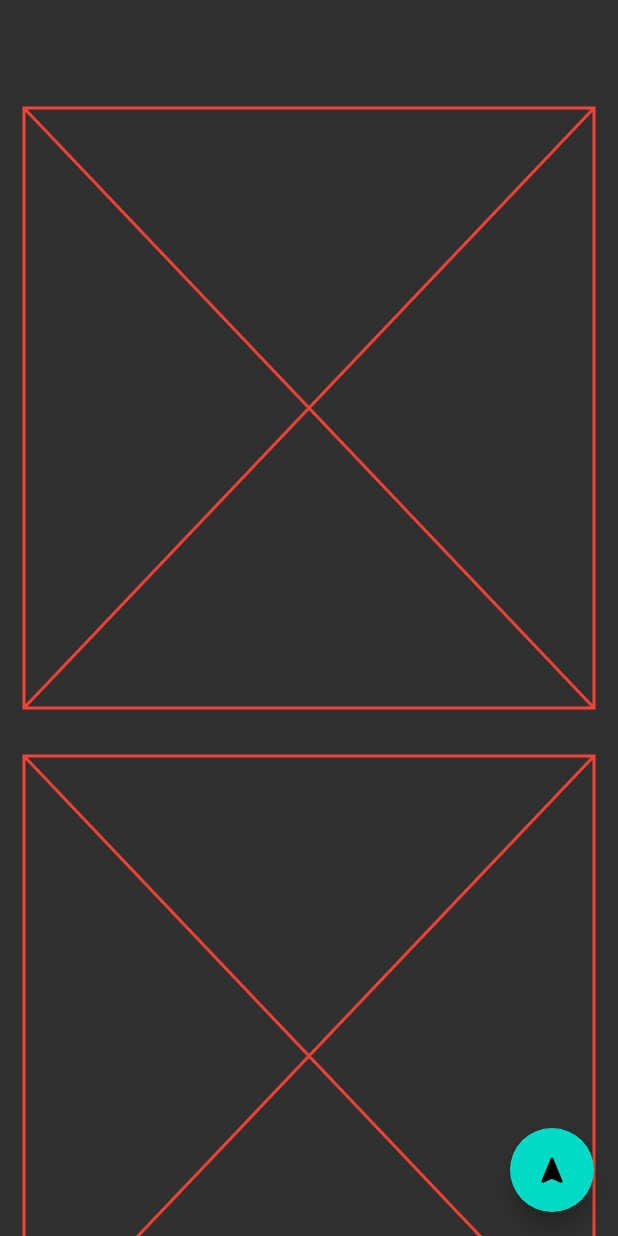
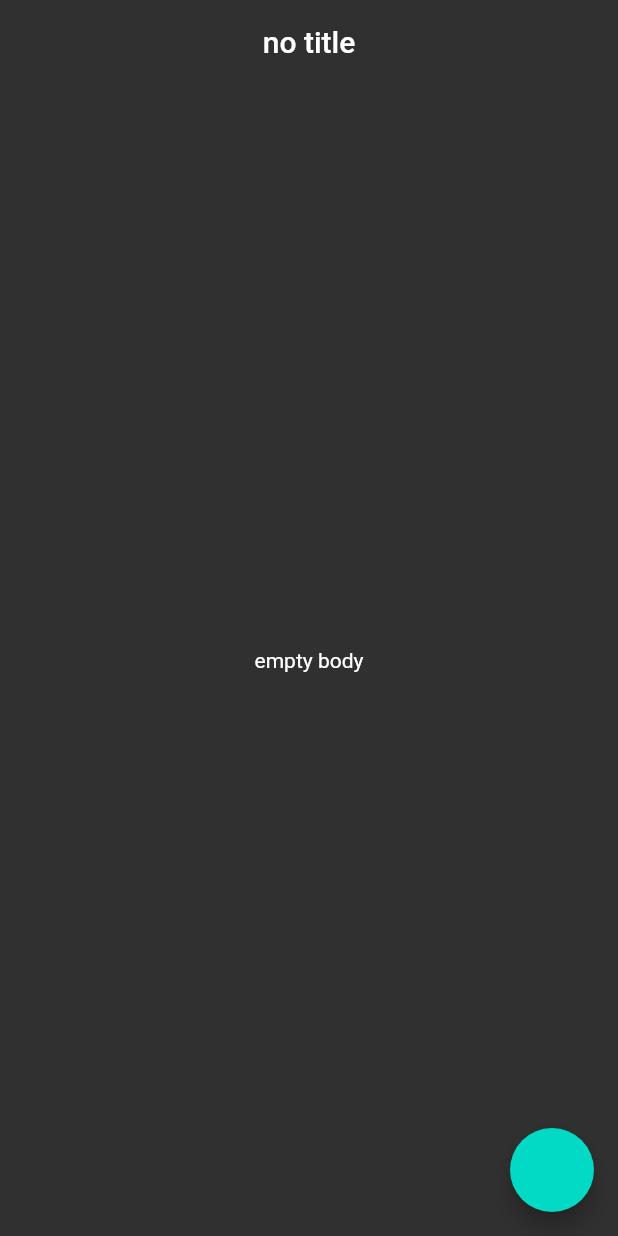
Before and after one commit to sgokhanbirkin/flutter_full_tutorial_velibacik, a Flutter app: the screen it shows after launch, on a phone screen of 412 x 824 dp. Run offline on Flutter 3.47's test engine with Material 2 defaults, Android fonts, the light colour scheme and no system bars.

Commit message:
Temelden Zirveye Flutter:#8
https://www.youtube.com/watch?v=wU8IGvFu8rU&list=PL1k5oWAuBhgXdw1BbxVGxxWRmkGB1C11l&index=9

```diff
--- a/tutorial/lib/101/list_view_builder_learn.dart
+++ b/tutorial/lib/101/list_view_builder_learn.dart
@@ -14,7 +14,7 @@ class _ListViewBuilderLearnState extends State<ListViewBuilderLearn> {
       appBar: AppBar(),
       body: ListView.separated(
         separatorBuilder: (context, index) {
-          return Divider(
+          return const Divider(
             color: Colors.white,
           );
         },
--- /dev/null
+++ b/tutorial/lib/202/model_learn.dart
@@ -0,0 +1,118 @@
+class PostModel1 {
+  int? userId;
+  int? id;
+  String? title;
+  String? body;
+}
+
+class PostModel2 {
+  int userId;
+  int id;
+  String title;
+  String body;
+
+  PostModel2(this.userId, this.id, this.title, this.body);
+}
+
+class PostModel3 {
+  final int userId;
+  final int id;
+  final String title;
+  final String body;
+
+  PostModel3(this.userId, this.id, this.title, this.body);
+}
+
+class PostModel4 {
+  final int userId;
+  final int id;
+  final String title;
+  final String body;
+
+  PostModel4({required this.userId, required this.id, required this.title, required this.body});
+}
+
+class PostModel5 {
+  final int _userId;
+  final int _id;
+  final String _title;
+  final String _body;
+
+  int get userId => _userId;
+  PostModel5({
+    required int userId,
+    required int id,
+    required String title,
+    required String body,
+  })  : _userId = userId,
+        _id = id,
+        _title = title,
+        _body = body;
+}
+
+class PostModel6 {
+  late final int _userId;
+  late final int _id;
+  late final String _title;
+  late final String _body;
+
+  PostModel6({
+    required int userId,
+    required int id,
+    required String title,
+    required String body,
+  }) {
+    _userId = userId;
+    _id = id;
+    _title = title;
+    _body = body;
+  }
+}
+
+class PostModel7 {
+  late final int _userId;
+  late final int _id;
+  late final String _title;
+  late final String _body;
+
+  PostModel7({
+    int userId = 0,
+    int id = 0,
+    String title = '',
+    String body = '',
+  }) {
+    _userId = userId;
+    _id = id;
+    _title = title;
+    _body = body;
+  }
+}
+
+class PostModel8 {
+  final int? userId;
+  final int? id;
+  final String? title;
+  String? body;
+
+  PostModel8({this.userId, this.id, this.title, this.body});
+
+  void updateBody(String? data) {
+    if (data != null && data.isNotEmpty) {
+      body = data;
+    }
+  }
+
+  PostModel8 copyWith({
+    int? userId,
+    int? id,
+    String? title,
+    String? body,
+  }) {
+    return PostModel8(
+      userId: userId ?? this.userId,
+      id: id ?? this.id,
+      title: title ?? this.title,
+      body: body ?? this.body,
+    );
+  }
+}
--- /dev/null
+++ b/tutorial/lib/202/model_learn_view.dart
@@ -0,0 +1,66 @@
+import 'package:flutter/material.dart';
+import 'package:tutorial/202/model_learn.dart';
+
+class ModelViewLearn extends StatefulWidget {
+  const ModelViewLearn({Key? key}) : super(key: key);
+
+  @override
+  State<ModelViewLearn> createState() => _ModelViewLearnState();
+}
+
+class _ModelViewLearnState extends State<ModelViewLearn> {
+  PostModel8 user9 = PostModel8();
+
+  @override
+  void initState() {
+    super.initState();
+
+    final user1 = PostModel1()
+      ..userId = 1
+      ..id = 1
+      ..body = 'vb'
+      ..title = 'title';
+    final user2 = PostModel2(2, 2, 'vb', 'vb');
+    user2.id = 2;
+
+    final user3 = PostModel3(3, 3, 'vb', 'vb');
+    //user3.body = 'a'; // error here because body is late final
+
+    final user4 = PostModel4(id: 4, userId: 4, body: '', title: ''); // ok
+    // user4.id = 4; // error here because id is final
+
+    final user5 = PostModel5(userId: 5, id: 5, body: '', title: ''); // ok
+
+    final user6 = PostModel6(userId: 6, id: 6, body: '', title: ''); // ok
+    //user6._body = 'a'; // safety
+
+    final user7 = PostModel7(); // ok
+
+    final user8 = PostModel8(title: 'Title');
+  }
+
+  @override
+  Widget build(BuildContext context) {
+    return Scaffold(
+      appBar: AppBar(
+        title: Text(user9.title ?? 'no title'),
+      ),
+      body: Center(
+        child: Column(
+          mainAxisAlignment: MainAxisAlignment.center,
+          children: [
+            Text(user9.body ?? 'empty body'),
+          ],
+        ),
+      ),
+      floatingActionButton: FloatingActionButton(
+        onPressed: () {
+          setState(() {
+            user9 = PostModel8(title: 'Title');
+            user9.updateBody('TEST');
+          });
+        },
+      ),
+    );
+  }
+}
--- a/tutorial/lib/main.dart
+++ b/tutorial/lib/main.dart
@@ -1,9 +1,9 @@
 import 'package:flutter/material.dart';
 import 'package:flutter/services.dart';
 import 'package:tutorial/101/color_learn.dart';
-import 'package:tutorial/101/list_view_builder_learn.dart';
 import 'package:tutorial/101/navigation_learn.dart';
-import 'package:tutorial/demos/my_collections_demo_view.dart';
+import 'package:tutorial/202/model_learn_view.dart';
+import 'package:tutorial/202/tab_learn.dart';
 
 void main() {
   runApp(const MyApp());
@@ -17,6 +17,22 @@ class MyApp extends StatelessWidget {
     return MaterialApp(
       title: 'Flutter Demo',
       theme: ThemeData.dark().copyWith(
+        bottomAppBarTheme: BottomAppBarTheme(
+          shape: CircularNotchedRectangle(),
+        ),
+        tabBarTheme: const TabBarTheme(
+          labelColor: Colors.green,
+          unselectedLabelColor: Colors.red,
+          indicator: BoxDecoration(
+            border: Border(
+              bottom: BorderSide(
+                color: Colors.green,
+                width: 2,
+              ),
+            ),
+          ),
+        ),
+
         // backgroundColor: Colors.red,
         // scaffoldBackgroundColor: Colors.red,
         // iconTheme: IconThemeData(
@@ -59,7 +75,7 @@ class MyApp extends StatelessWidget {
         ),
       ),
       debugShowCheckedModeBanner: false,
-      home: const NavigationLearn(),
+      home: const ModelViewLearn(),
     );
   }
 }
```
Also changed, not shown: tutorial/lib/101/navigation_learn.dart (+5 -6 lines), tutorial/lib/202/tab_learn.dart (added, +77 -0 lines).
